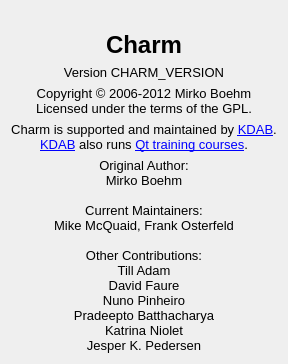
Qt form Charm/CharmAboutDialog.ui (KDAB/Charm) before a commit.
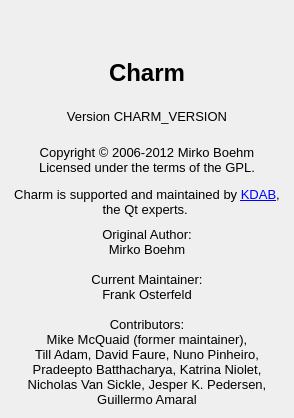
The same form after that commit. Icons and pictures are not drawn.

Commit message: Update about screen

Patch:
```diff
--- a/Charm/CharmAboutDialog.ui
+++ b/Charm/CharmAboutDialog.ui
@@ -2,6 +2,14 @@
 <ui version="4.0">
  <class>CharmAboutDialog</class>
  <widget class="QDialog" name="CharmAboutDialog">
+  <property name="geometry">
+   <rect>
+    <x>0</x>
+    <y>0</y>
+    <width>294</width>
+    <height>418</height>
+   </rect>
+  </property>
   <property name="sizePolicy">
    <sizepolicy hsizetype="Preferred" vsizetype="MinimumExpanding">
     <horstretch>0</horstretch>
@@ -82,8 +90,8 @@
 &lt;html&gt;&lt;head&gt;&lt;meta name=&quot;qrichtext&quot; content=&quot;1&quot; /&gt;&lt;style type=&quot;text/css&quot;&gt;
 p, li { white-space: pre-wrap; }
 &lt;/style&gt;&lt;/head&gt;&lt;body style=&quot; font-family:'Lucida Grande'; font-size:10pt; font-weight:400; font-style:normal;&quot;&gt;
-&lt;p style=&quot; margin-top:0px; margin-bottom:0px; margin-left:0px; margin-right:0px; -qt-block-indent:0; text-indent:0px;&quot;&gt;Charm is supported and maintained by &lt;a href=&quot;http://www.kdab.com&quot;&gt;&lt;span style=&quot; text-decoration: underline; color:#0000ff;&quot;&gt;KDAB&lt;/span&gt;&lt;/a&gt;.&lt;/p&gt;
-&lt;p style=&quot; margin-top:0px; margin-bottom:0px; margin-left:0px; margin-right:0px; -qt-block-indent:0; text-indent:0px;&quot;&gt;&lt;a href=&quot;http://www.kdab.com&quot;&gt;&lt;span style=&quot; text-decoration: underline; color:#0000ff;&quot;&gt;KDAB&lt;/span&gt;&lt;/a&gt; also runs &lt;a href=&quot;http://www.kdab.com/training&quot;&gt;&lt;span style=&quot; text-decoration: underline; color:#0000ff;&quot;&gt;Qt training courses&lt;/span&gt;&lt;/a&gt;.&lt;/p&gt;&lt;/body&gt;&lt;/html&gt;</string>
+&lt;p style=&quot; margin-top:0px; margin-bottom:0px; margin-left:0px; margin-right:0px; -qt-block-indent:0; text-indent:0px;&quot;&gt;Charm is supported and maintained by &lt;a href=&quot;http://www.kdab.com&quot;&gt;&lt;span style=&quot; text-decoration: underline; color:#0000ff;&quot;&gt;KDAB&lt;/span&gt;&lt;/a&gt;,&lt;/p&gt;
+&lt;p style=&quot; margin-top:0px; margin-bottom:0px; margin-left:0px; margin-right:0px; -qt-block-indent:0; text-indent:0px;&quot;&gt;the Qt experts. &lt;/p&gt;&lt;/body&gt;&lt;/html&gt;</string>
      </property>
      <property name="alignment">
       <set>Qt::AlignCenter</set>
@@ -104,20 +112,22 @@
       <string>Original Author:
 Mirko Boehm
 
-Current Maintainers:
-Mike McQuaid, Frank Osterfeld
+Current Maintainer:
+Frank Osterfeld
 
-Other Contributions:
-Till Adam
-David Faure
-Nuno Pinheiro
-Pradeepto Batthacharya
-Katrina Niolet
-Jesper K. Pedersen</string>
+Contributors:
+Mike McQuaid (former maintainer),
+Till Adam, David Faure, Nuno Pinheiro,
+Pradeepto Batthacharya, Katrina Niolet,
+Nicholas Van Sickle, Jesper K. Pedersen,
+Guillermo Amaral</string>
      </property>
      <property name="alignment">
       <set>Qt::AlignCenter</set>
      </property>
+     <property name="wordWrap">
+      <bool>false</bool>
+     </property>
     </widget>
    </item>
   </layout>
```
